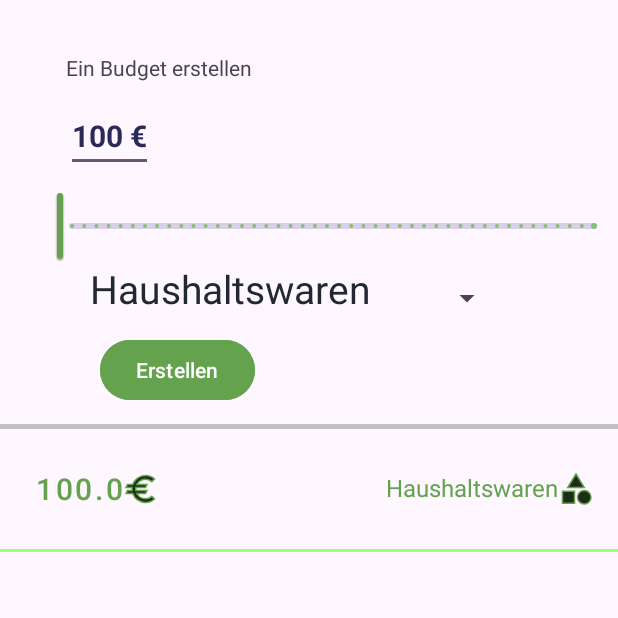
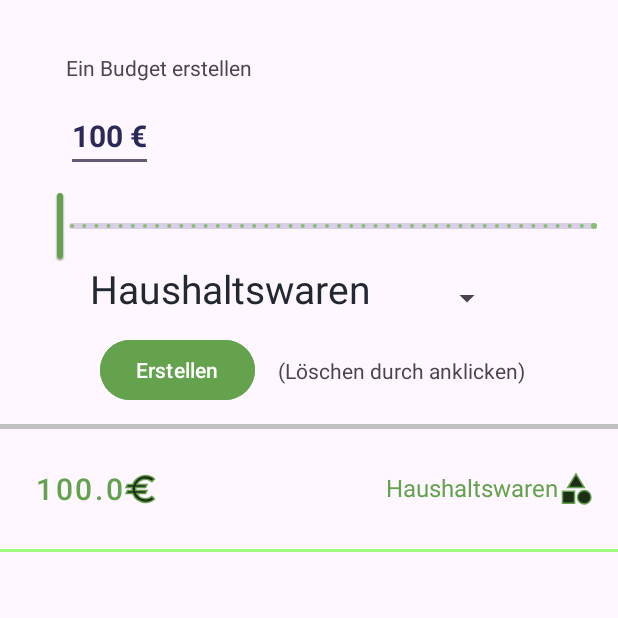
Before and after one commit to Falkenhorst14/BudgetHeld, an Android app: the Budget screen opened directly, with no data from a screen before it, after a tap on "Erstellen", on a phone screen of 412 x 824 dp, the top half of it. Run offline under Robolectric (Android 15) with nearby library versions, the phone set to English and light mode, and no system bars.

Commit message:
Loeschen-Hinweis angepasst

```diff
--- a/app/src/main/res/layout/activity_ausgaben.xml
+++ b/app/src/main/res/layout/activity_ausgaben.xml
@@ -95,7 +95,9 @@
         app:layout_constraintTop_toBottomOf="@+id/spnKategorieAusgaben"
         app:layout_constraintEnd_toEndOf="parent"
         app:layout_constraintStart_toStartOf="parent" />
+
     <TextView
+        android:id="@+id/tvLoeschenAusgaben"
         android:layout_width="wrap_content"
         android:layout_height="wrap_content"
         app:layout_constraintTop_toTopOf="@+id/btnErstellenAusgaben"
--- a/app/src/main/res/layout/activity_budget.xml
+++ b/app/src/main/res/layout/activity_budget.xml
@@ -98,6 +98,16 @@
         app:layout_constraintEnd_toEndOf="parent"
         app:layout_constraintStart_toStartOf="parent" />
 
+    <TextView
+        android:id="@+id/tvLoeschenBudget"
+        android:layout_width="wrap_content"
+        android:layout_height="wrap_content"
+        app:layout_constraintTop_toTopOf="@+id/btnErstellenBudgets"
+        app:layout_constraintLeft_toRightOf="@+id/btnErstellenBudgets"
+        app:layout_constraintBottom_toBottomOf="@+id/btnErstellenBudgets"
+        android:layout_marginLeft="15sp"
+        android:text="(Löschen durch anklicken)"/>
+
     <View
         android:id="@+id/viewTrennerBudgets"
         android:layout_width="match_parent"
```
